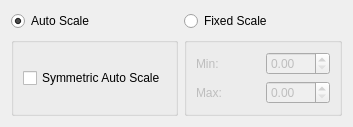
Above: src/Interface/Modules/Visualization/RescaleColorMap.ui from SCIInstitute/SCIRun before the change. Below: the same form after it.
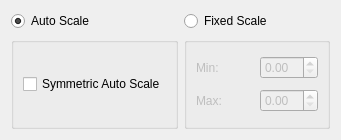
That is the form after the change.

The edit to the form file:
```diff
--- a/src/Interface/Modules/Visualization/RescaleColorMap.ui
+++ b/src/Interface/Modules/Visualization/RescaleColorMap.ui
@@ -6,8 +6,8 @@
    <rect>
     <x>0</x>
     <y>0</y>
-    <width>353</width>
-    <height>112</height>
+    <width>341</width>
+    <height>140</height>
    </rect>
   </property>
   <property name="sizePolicy">
@@ -16,6 +16,12 @@
     <verstretch>0</verstretch>
    </sizepolicy>
   </property>
+  <property name="maximumSize">
+   <size>
+    <width>16777215</width>
+    <height>140</height>
+   </size>
+  </property>
   <property name="windowTitle">
    <string/>
   </property>
```
Left out of the diff: 14 changed lines with no effect on the pictures.
